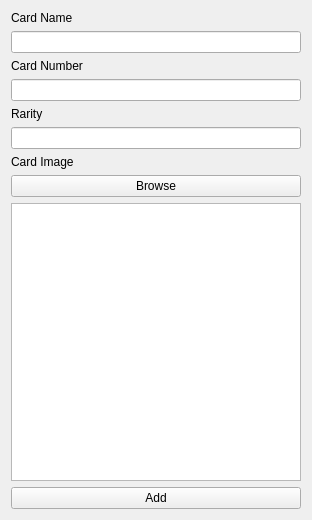
Before: the Qt Designer form addcard.ui in Infateshands/TCG-Test, drawn with Qt 5.
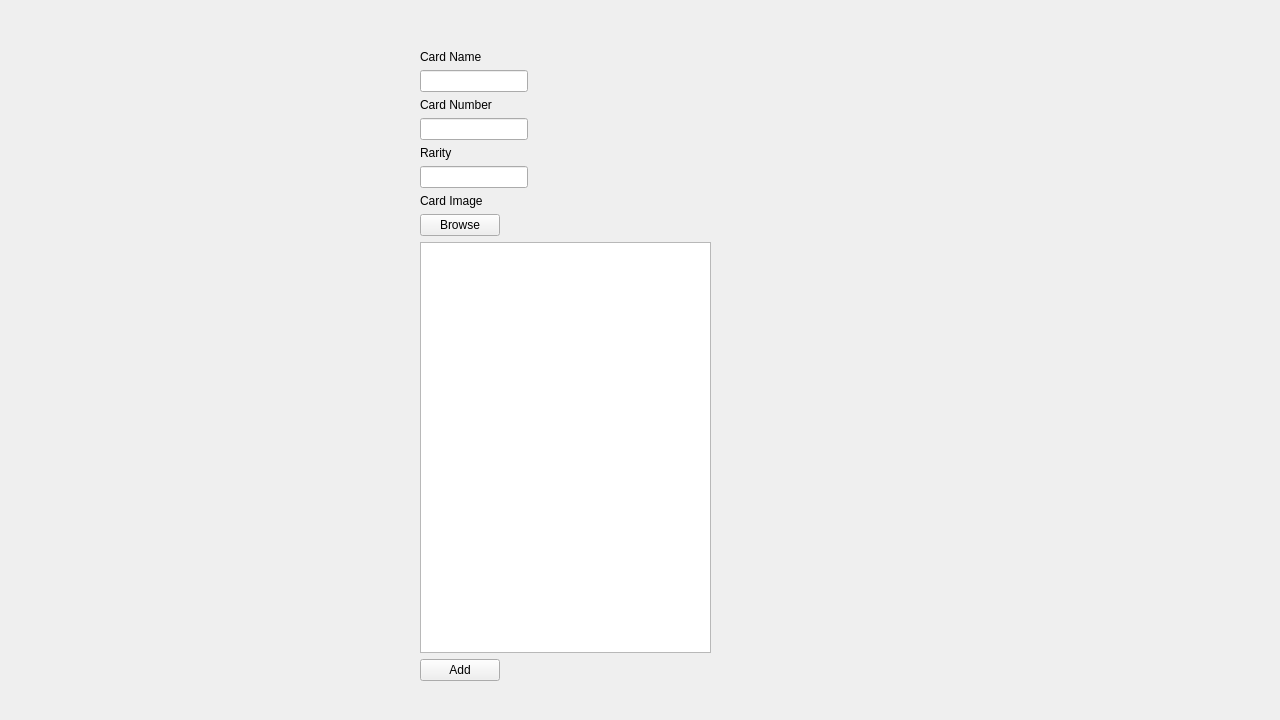
After: the same form once the commit is applied.

What changed in the file:
```diff
--- a/addcard.ui
+++ b/addcard.ui
@@ -6,19 +6,34 @@
    <rect>
     <x>0</x>
     <y>0</y>
-    <width>312</width>
-    <height>520</height>
+    <width>1280</width>
+    <height>720</height>
    </rect>
   </property>
+  <property name="minimumSize">
+   <size>
+    <width>1280</width>
+    <height>720</height>
+   </size>
+  </property>
+  <property name="maximumSize">
+   <size>
+    <width>1280</width>
+    <height>720</height>
+   </size>
+  </property>
   <property name="windowTitle">
    <string>Form</string>
   </property>
-  <layout class="QGridLayout" name="gridLayout">
-   <item row="0" column="0">
-    <layout class="QVBoxLayout" name="verticalLayout_3">
-     <item>
-      <layout class="QVBoxLayout" name="verticalLayout_2">
-       <item>
+  <widget class="QWidget" name="">
+   <property name="geometry">
+    <rect>
+     <x>420</x>
+     <y>50</y>
+     <width>291</width>
+     <height>631</height>
+    </rect>
+   </property>
         <layout class="QVBoxLayout" name="verticalLayout">
          <item>
           <widget class="QLabel" name="label">
@@ -28,7 +43,14 @@
           </widget>
          </item>
          <item>
-          <widget class="QLineEdit" name="name"/>
+     <widget class="QLineEdit" name="name">
+      <property name="sizePolicy">
+       <sizepolicy hsizetype="Fixed" vsizetype="Fixed">
+        <horstretch>0</horstretch>
+        <verstretch>0</verstretch>
+       </sizepolicy>
+      </property>
+     </widget>
          </item>
          <item>
           <widget class="QLabel" name="label_2">
@@ -38,7 +60,17 @@
           </widget>
          </item>
          <item>
-          <widget class="QLineEdit" name="number"/>
+     <widget class="QLineEdit" name="number">
+      <property name="enabled">
+       <bool>true</bool>
+      </property>
+      <property name="sizePolicy">
+       <sizepolicy hsizetype="Fixed" vsizetype="Fixed">
+        <horstretch>0</horstretch>
+        <verstretch>0</verstretch>
+       </sizepolicy>
+      </property>
+     </widget>
          </item>
          <item>
           <widget class="QLabel" name="label_3">
@@ -48,7 +80,14 @@
           </widget>
          </item>
          <item>
-          <widget class="QLineEdit" name="rarity"/>
+     <widget class="QLineEdit" name="rarity">
+      <property name="sizePolicy">
+       <sizepolicy hsizetype="Fixed" vsizetype="Fixed">
+        <horstretch>0</horstretch>
+        <verstretch>0</verstretch>
+       </sizepolicy>
+      </property>
+     </widget>
          </item>
          <item>
           <widget class="QLabel" name="label_4">
@@ -57,30 +96,37 @@
            </property>
           </widget>
          </item>
-        </layout>
-       </item>
        <item>
         <widget class="QPushButton" name="pushButton_2">
+      <property name="sizePolicy">
+       <sizepolicy hsizetype="Fixed" vsizetype="Fixed">
+        <horstretch>0</horstretch>
+        <verstretch>0</verstretch>
+       </sizepolicy>
+      </property>
          <property name="text">
           <string>Browse</string>
          </property>
         </widget>
        </item>
-      </layout>
-     </item>
      <item>
       <widget class="QGraphicsView" name="graphicsView"/>
      </item>
      <item>
       <widget class="QPushButton" name="pushButton">
+      <property name="sizePolicy">
+       <sizepolicy hsizetype="Fixed" vsizetype="Preferred">
+        <horstretch>0</horstretch>
+        <verstretch>0</verstretch>
+       </sizepolicy>
+      </property>
        <property name="text">
         <string>Add</string>
        </property>
       </widget>
      </item>
     </layout>
-   </item>
-  </layout>
+  </widget>
  </widget>
  <resources/>
  <connections/>
```
Lines whose indentation alone changed are shown as unchanged.
